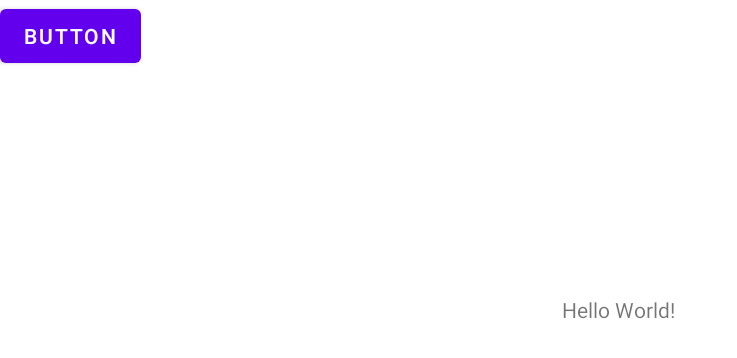
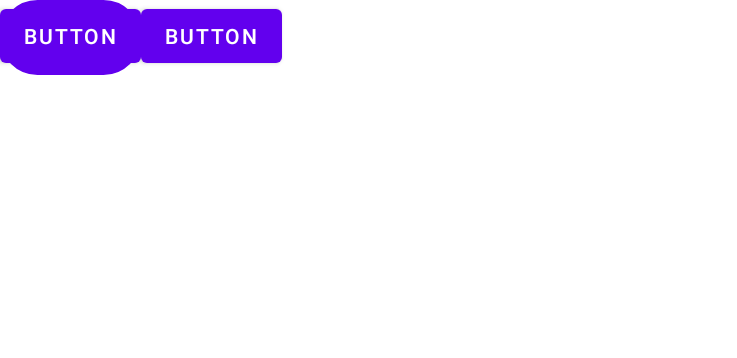
Before and after one commit to Jung-H-C/checkmate, an Android app: the screen it shows after launch (MainActivity), on a phone screen of 824 x 412 dp (held sideways). Shown: the top 358 px of the screen, without its empty margins (0-737 px from the left). Run offline under Robolectric (Android 15) with nearby library versions, the phone set to English and light mode, and no system bars.

Commit message:
activity_main.xml 레이아웃 버튼 추가

```diff
--- /dev/null
+++ b/app/src/main/res/drawable/button_shape.xml
@@ -0,0 +1,12 @@
+<?xml version="1.0" encoding="utf-8"?>
+<shape xmlns:android="http://schemas.android.com/apk/res/android"
+    android:shape="rectangle">
+
+    <stroke
+        android:width="1dp"
+        android:color="@color/black" />
+    <size
+        android:width="36dp"
+        android:height="50dp" />
+    <corners android:radius="40dp"/>
+</shape>
--- a/app/src/main/res/layout/activity_main.xml
+++ b/app/src/main/res/layout/activity_main.xml
@@ -6,21 +6,39 @@
     android:layout_height="match_parent"
     tools:context=".MainActivity">
 
-    <TextView
+    <Button
+        android:id="@+id/button3"
         android:layout_width="wrap_content"
         android:layout_height="wrap_content"
-        android:text="Hello World!"
-        app:layout_constraintBottom_toBottomOf="parent"
-        app:layout_constraintEnd_toEndOf="parent"
-        app:layout_constraintStart_toStartOf="parent"
-        app:layout_constraintTop_toTopOf="parent" />
+        android:text="Button"
+        app:layout_constraintStart_toEndOf="@+id/button2"
+        tools:layout_editor_absoluteY="302dp" />
+
+    <Button
+        android:id="@+id/button2"
+        android:layout_width="wrap_content"
+        android:layout_height="wrap_content"
+        android:background="@drawable/button_shape"
+        android:backgroundTint="#F6E9E9"
+        android:text="Button"
+        app:cornerRadius="@null"
+        tools:layout_editor_absoluteX="318dp"
+        tools:layout_editor_absoluteY="252dp" />
+
+    <Button
+        android:id="@+id/button"
+        android:layout_width="wrap_content"
+        android:layout_height="wrap_content"
+        android:text="Button"
+        app:layout_constraintEnd_toStartOf="@+id/button2"
+        tools:layout_editor_absoluteY="302dp" />
 
     <Button
         android:id="@+id/test_button"
         android:layout_width="wrap_content"
         android:layout_height="wrap_content"
         android:text="Button"
-        tools:layout_editor_absoluteX="393dp"
-        tools:layout_editor_absoluteY="207dp" />
+        tools:layout_editor_absoluteX="517dp"
+        tools:layout_editor_absoluteY="25dp" />
 
 </androidx.constraintlayout.widget.ConstraintLayout>
```
